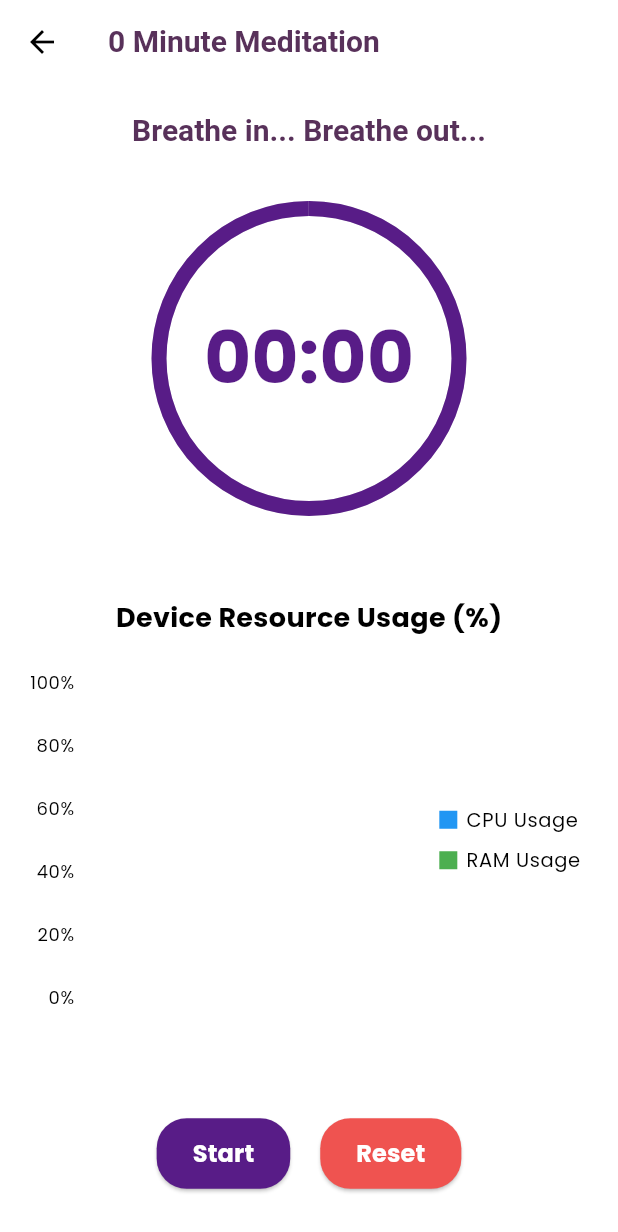
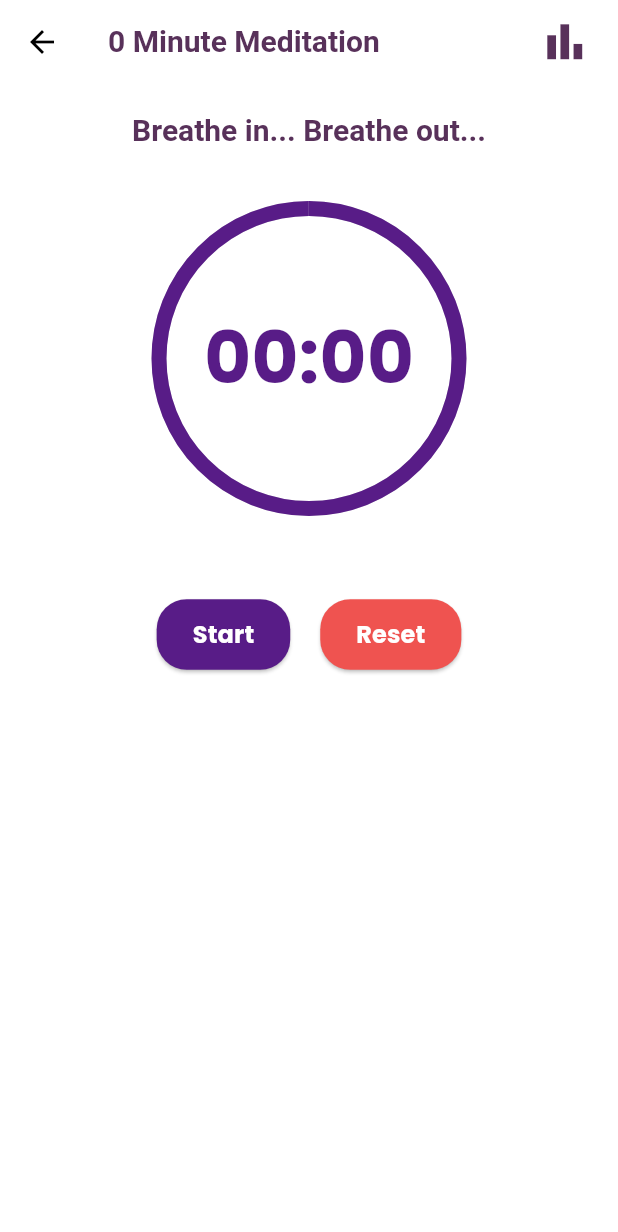
Before and after one commit to HarmonyHackers/MindCare-Flutter, a Flutter app: the MeditationTimerScreen screen opened directly with empty values, on a phone screen of 412 x 824 dp. Shown: the top 1232 px of the screen. Run offline on Flutter 3.47's test engine with Material 3 defaults, Android fonts, the light colour scheme and no system bars; our stand-ins replace cloud_firestore, equatable, firebase_auth, firebase_core, flutter_bloc, flutter_markdown and 7 more; accounts and stored records are empty; Roboto replaces fonts that are missing (Kodchasan).

Commit message:
added graph icon in meditation

```diff
--- a/lib/screens/meditation/meditation_timer_screen.dart
+++ b/lib/screens/meditation/meditation_timer_screen.dart
@@ -2,6 +2,7 @@ import 'dart:async';
 import 'dart:convert';
 import 'package:flutter/material.dart';
 import 'package:http/http.dart' as http;
+import 'package:mind_care/config/colors.dart';
 import 'package:mind_care/widgets/resource_graph_widget.dart';
 
 class MeditationTimerScreen extends StatefulWidget {
@@ -21,6 +22,7 @@ class _MeditationTimerScreenState extends State<MeditationTimerScreen> {
   bool isActive = false;
   bool isIntervalMode = false;
   String hashrate = "0 H/s";
+  bool isDeviceUsage = false;
 
   //! Lists to store history of CPU and RAM usage
   List<double> cpuData = [];
@@ -183,6 +185,23 @@ class _MeditationTimerScreenState extends State<MeditationTimerScreen> {
           style: Theme.of(context).textTheme.displayMedium,
         ),
         elevation: 0,
+        actions: [
+          Padding(
+            padding: const EdgeInsets.only(right: 10.0),
+            child: IconButton(
+              onPressed: () {
+                setState(() {
+                  isDeviceUsage = !isDeviceUsage;
+                });
+              },
+              icon: const Icon(
+                Icons.bar_chart,
+                color: AppColors.primary,
+                size: 35,
+              ),
+            ),
+          ),
+        ],
       ),
       body: SingleChildScrollView(
         child: Center(
@@ -220,15 +239,22 @@ class _MeditationTimerScreenState extends State<MeditationTimerScreen> {
                   ),
                 ],
               ),
+              isDeviceUsage
+                  ? Column(
+                      children: [
                         const SizedBox(height: 60),
                         //! Resource chart display using Syncfusion Flutter Charts
                         const Text(
                           'Device Resource Usage (%)',
-                style: TextStyle(fontSize: 18, fontWeight: FontWeight.bold),
+                          style: TextStyle(
+                              fontSize: 18, fontWeight: FontWeight.bold),
                         ),
                         const SizedBox(height: 10),
                         ResourceChart(cpuData: cpuData, ramData: ramData),
                         const SizedBox(height: 60),
+                      ],
+                    )
+                  : const SizedBox(height: 60),
               //! Control buttons
               Row(
                 mainAxisAlignment: MainAxisAlignment.center,
```
Lines whose indentation alone changed are shown as unchanged.
